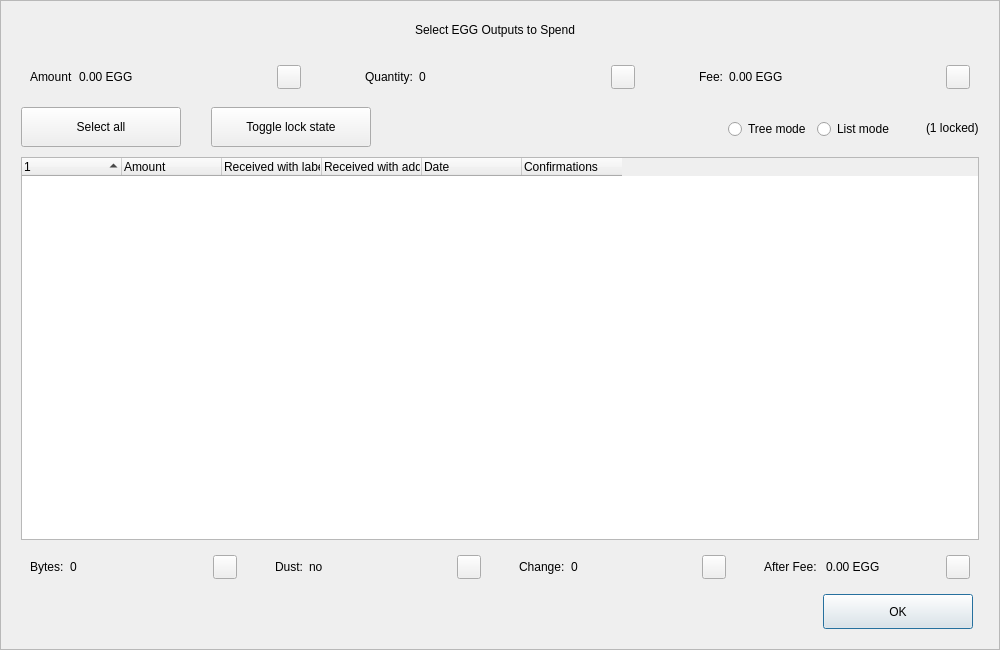
This is src/qt/forms/coincontroldialog.ui in KingricharVD/DSW as Qt 5 draws it before an edit. The edited form follows.
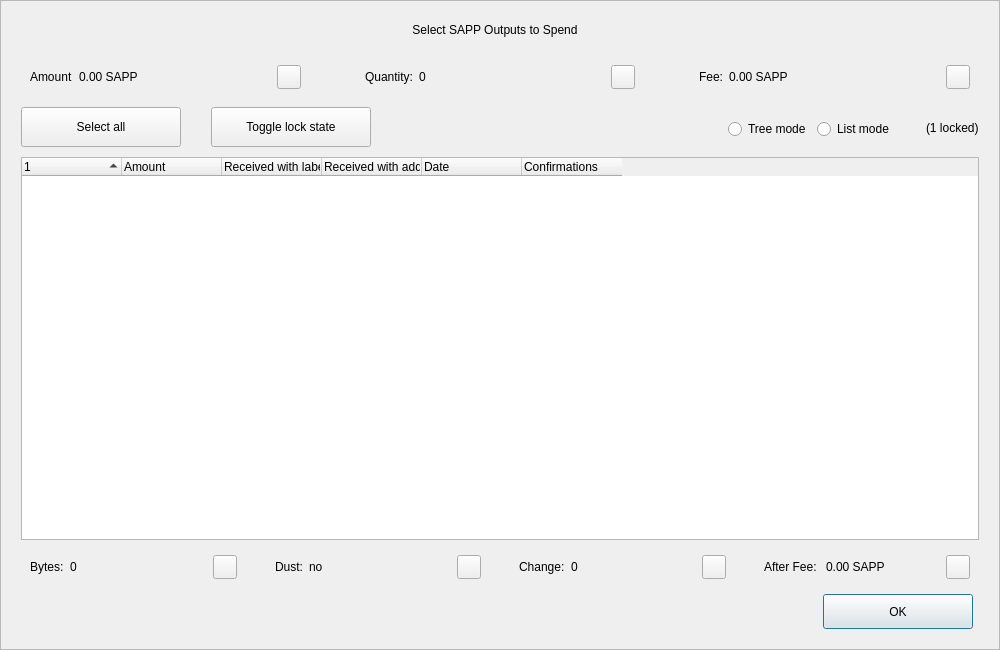
This is the edited form. Custom widgets are drawn as their Qt base class.

Patch:
```diff
--- a/src/qt/forms/coincontroldialog.ui
+++ b/src/qt/forms/coincontroldialog.ui
@@ -98,7 +98,7 @@
            </size>
           </property>
           <property name="text">
-           <string>Select EGG Outputs to Spend</string>
+           <string>Select SAPP Outputs to Spend</string>
           </property>
           <property name="alignment">
            <set>Qt::AlignCenter</set>
@@ -144,7 +144,7 @@
            <item>
             <widget class="QLabel" name="labelCoinControlAmount">
              <property name="text">
-              <string>0.00 EGG</string>
+              <string>0.00 SAPP</string>
              </property>
             </widget>
            </item>
@@ -268,7 +268,7 @@
            <item>
             <widget class="QLabel" name="labelCoinControlFee">
              <property name="text">
-              <string>0.00 EGG</string>
+              <string>0.00 SAPP</string>
              </property>
             </widget>
            </item>
@@ -729,7 +729,7 @@
            <item>
             <widget class="QLabel" name="labelCoinControlAfterFee">
              <property name="text">
-              <string>0.00 EGG</string>
+              <string>0.00 SAPP</string>
              </property>
             </widget>
            </item>
```
